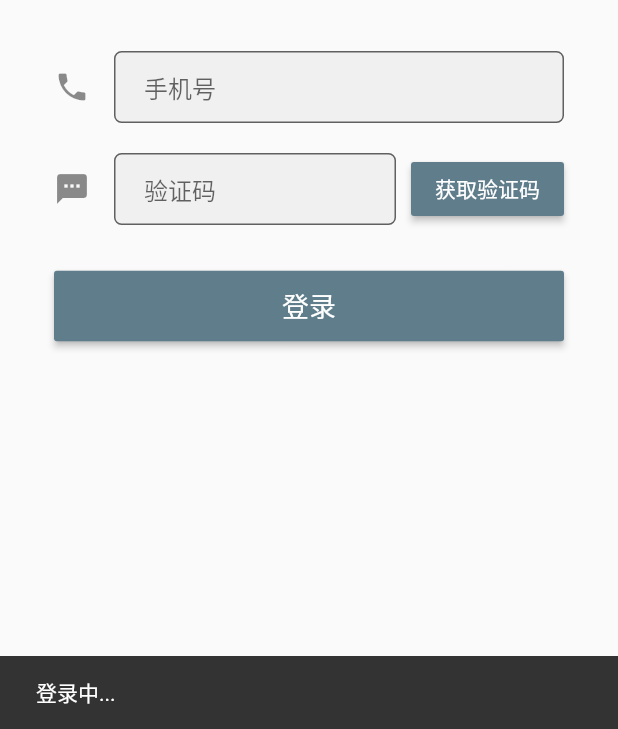
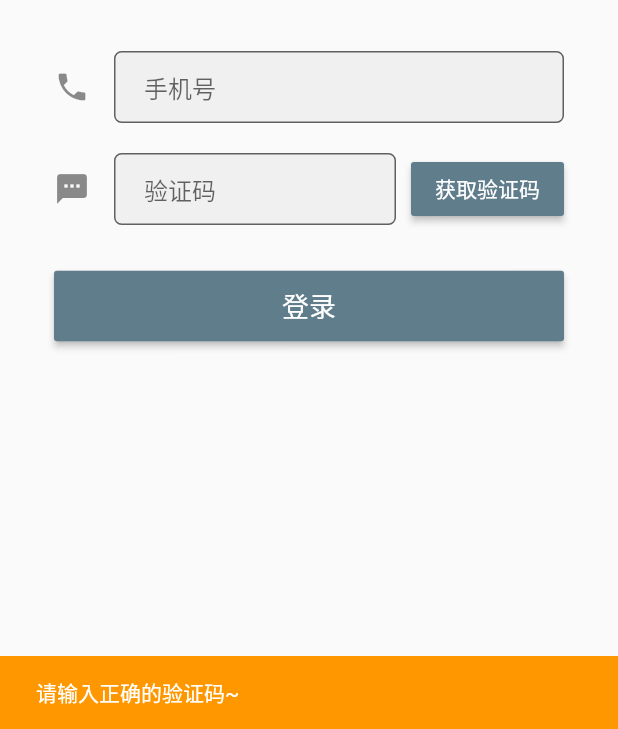
Before and after one commit to tustman/xc-deploy-app, a Flutter app: the screen it shows after launch, after a tap on "登录", on a phone screen of 412 x 824 dp, the part 507-1236 px from its top. Run offline on Flutter 3.47's test engine with Material 2 defaults, Android fonts, the phone set to English and light mode, and no system bars; our stand-ins replace shared_preferences; network calls fail.

Commit message:
初始化接口处理

```diff
--- a/lib/api/Api.dart
+++ b/lib/api/Api.dart
@@ -3,4 +3,6 @@ class Api {
 
   // 初始化项目
   static final String CLIENT_CONFIG = BASE_URL + "/client/config";
+  static final String SMS_END = BASE_URL + "/deploy/sms/send";
+  static final String LOGIN = BASE_URL + "/deploy/login";
 }
--- a/lib/login.dart
+++ b/lib/login.dart
@@ -34,8 +34,19 @@ class _LoginPageState extends State<MyHomePage> {
 
   PersonData person = new PersonData();
 
-  void showInSnackBar(String value) {
-    _scaffoldKey.currentState.showSnackBar(new SnackBar(content: new Text(value)));
+  void showInfoSnackBar(String value) {
+    _scaffoldKey.currentState.showSnackBar(new SnackBar(
+        content: new Text(value), backgroundColor: Colors.blueGrey));
+  }
+
+  void showWarnSnackBar(String value) {
+    _scaffoldKey.currentState.showSnackBar(new SnackBar(
+        content: new Text(value), backgroundColor: Colors.orange));
+  }
+
+  void showSuccessSnackBar(String value) {
+    _scaffoldKey.currentState.showSnackBar(new SnackBar(
+        content: new Text(value), backgroundColor: Colors.green));
   }
 
   @override
@@ -61,16 +72,40 @@ class _LoginPageState extends State<MyHomePage> {
   void _handleLogin() {
     final FormState form = _formKey.currentState;
     form.save();
-    showInSnackBar('登录中...');
-  }
-  void _handleSendCode() {
-    showInSnackBar('验证码已发送');
-    String url = Api.CLIENT_CONFIG;
+    if (person.code.length != 6) {
+      showWarnSnackBar('请输入正确的验证码~');
+      return;
+    }
+    print("phone=" + person.phoneNumber + ",code=" + person.code);
+    showInfoSnackBar('登录中...');
+    String url = Api.LOGIN;
     NetUtils.post(url).then((data) {
       if (data != null) {
-        print(data);
         Map<String, dynamic> map = json.decode(data);
-        print(map);
+        if (map['code'] == 0) {
+          var dataMap = map['data'];
+          DataUtils.saveLoginInfo(dataMap);
+          showSuccessSnackBar('登录成功~');
+        }
+      }
+    });
+  }
+
+  void _handleSendCode() {
+    final FormState form = _formKey.currentState;
+    form.save();
+    if (person.phoneNumber.length != 11) {
+      showWarnSnackBar('请输入正确的手机号~');
+      return;
+    }
+    String url = Api.SMS_END;
+    NetUtils.post(url).then((data) {
+      if (data != null) {
+        Map<String, dynamic> map = json.decode(data);
+        if (map['code'] == 0) {
+          print(map);
+          showSuccessSnackBar('验证码已发送~');
+        }
       }
     });
   }
@@ -120,6 +155,8 @@ class _LoginPageState extends State<MyHomePage> {
                                 keyboardType: TextInputType.phone,
                                 onSaved: (String value) {
                                   person.phoneNumber = value;
+                                  print("=========>"+value);
+                                  print(person.phoneNumber);
                                 },
                               ),
                             ],
--- a/lib/util/DataUtils.dart
+++ b/lib/util/DataUtils.dart
@@ -15,10 +15,9 @@ class DataUtils {
     if (data != null) {
       SharedPreferences sp = await SharedPreferences.getInstance();
       String accessToken = data[TOKEN];
-      String udid = data[UDID];
       await sp.setString(TOKEN, accessToken);
-      await sp.setString(UDID, udid);
       await sp.setBool(IS_LOGIN, true);
+      print("============>LoginInfo保存成功");
     }
   }
 
--- a/pubspec.yaml
+++ b/pubspec.yaml
@@ -28,7 +28,6 @@ flutter:
 
   # To add assets to your application, add an assets section, like this:
   assets:
-  - images/lake.jpg
   - images/login-logo.png
   #  - images/a_dot_ham.jpeg
 
```
